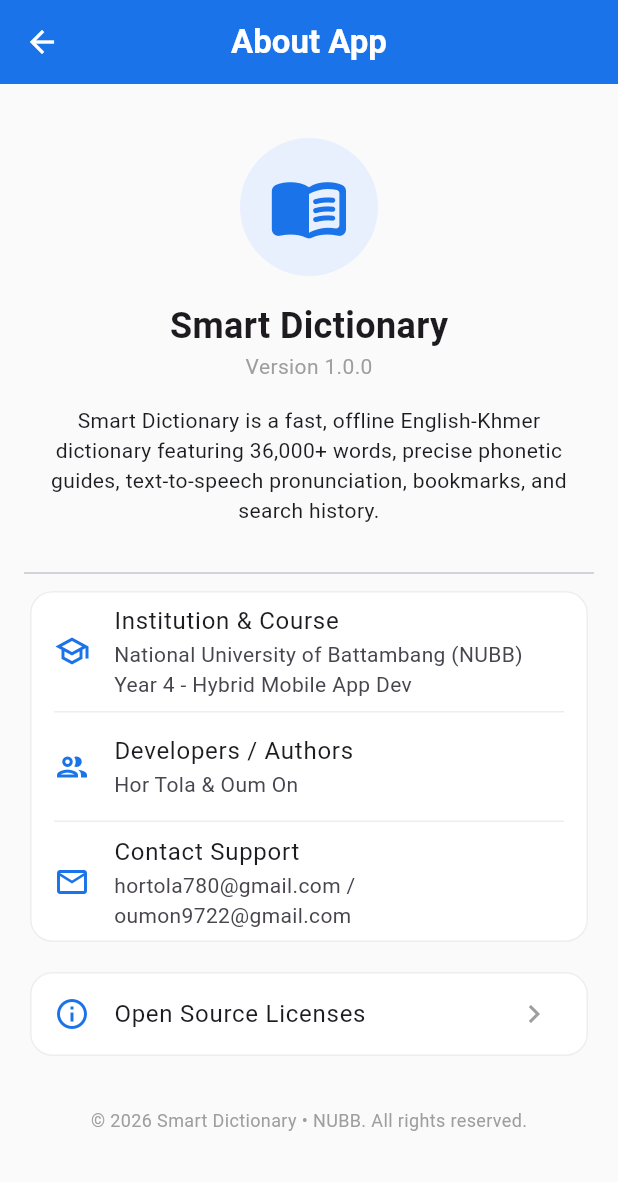
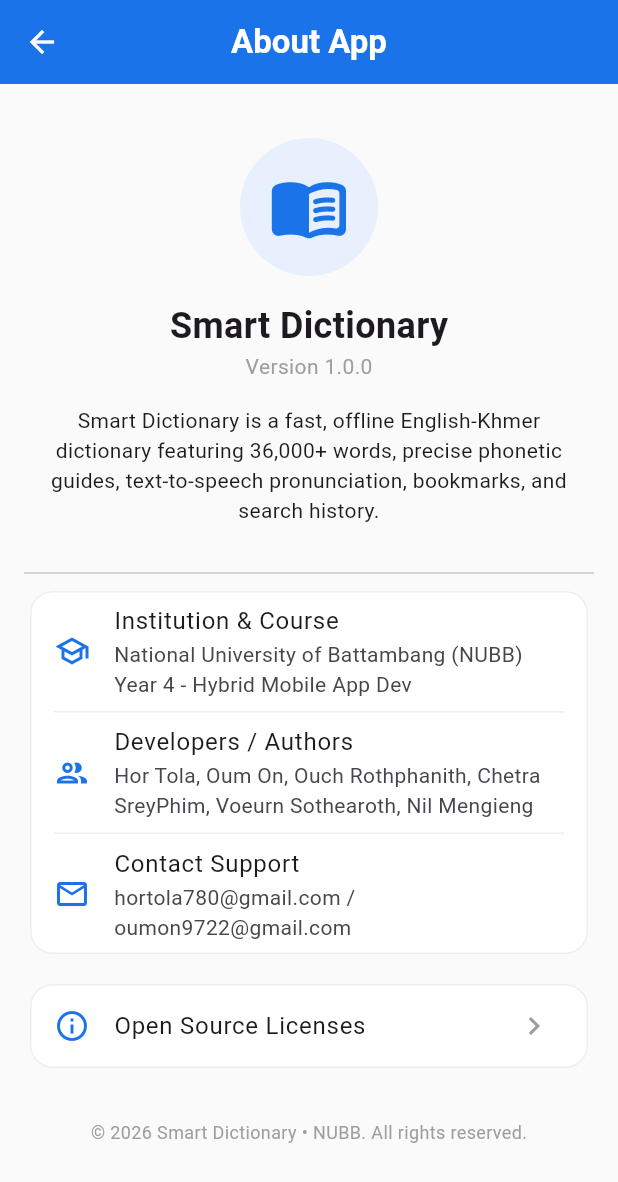
Before and after one commit to oumon9722-ops/english-Khmer-dictionary, a Flutter app: the AboutAppScreen screen opened by its route, on a phone screen of 412 x 824 dp. Shown: the top 1182 px of the screen. Run offline on Flutter 3.47's test engine with Material 3 defaults, Android fonts, the phone set to English and light mode, and no system bars; our stand-ins replace flutter_html, flutter_tts, get, share_plus, speech_to_text, sqflite; accounts and stored records are empty; statements that could not run were skipped.

Commit message:
docs: fix markdown formatting for group members in README and AboutApp

```diff
--- a/lib/Screens/aboutapp.dart
+++ b/lib/Screens/aboutapp.dart
@@ -83,7 +83,9 @@ class AboutAppScreen extends StatelessWidget {
                     ListTile(
                       leading: const Icon(Icons.group_outlined, color: primaryBlue),
                       title: const Text('Developers / Authors'),
-                      subtitle: const Text('Hor Tola & Oum On'),
+                      subtitle: const Text(
+                        'Hor Tola, Oum On, Ouch Rothphanith, Chetra SreyPhim, Voeurn Sothearoth, Nil Mengieng',
+                      ),
                     ),
                     Divider(
                       height: 1,
```
Also changed, not shown: 1 other file.
